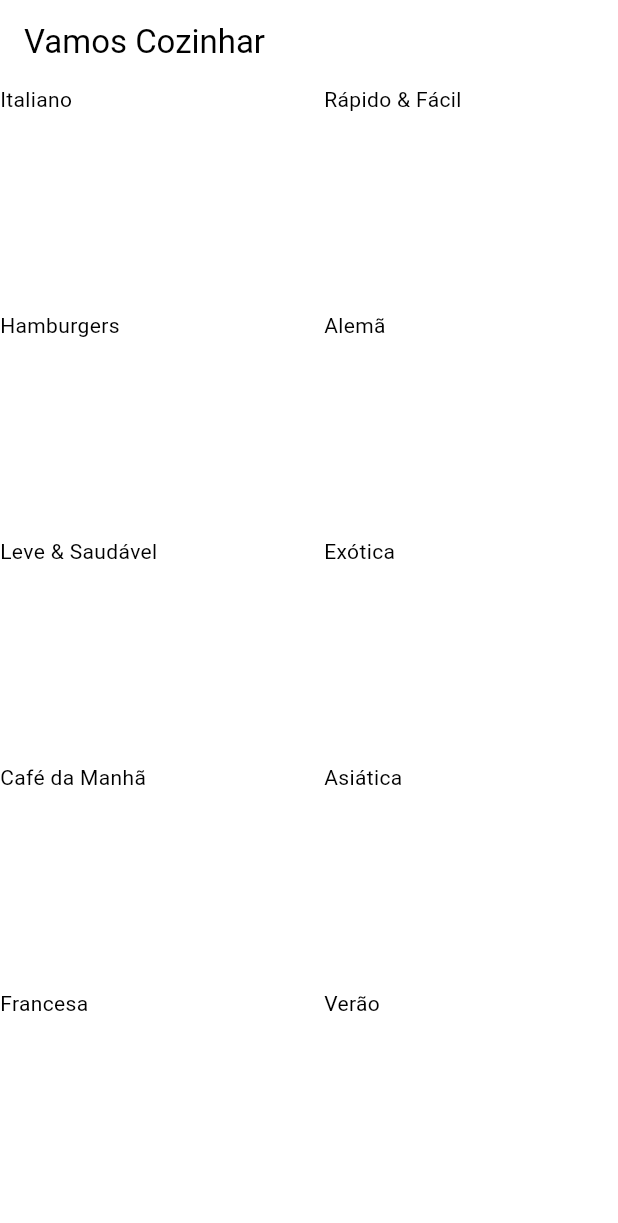
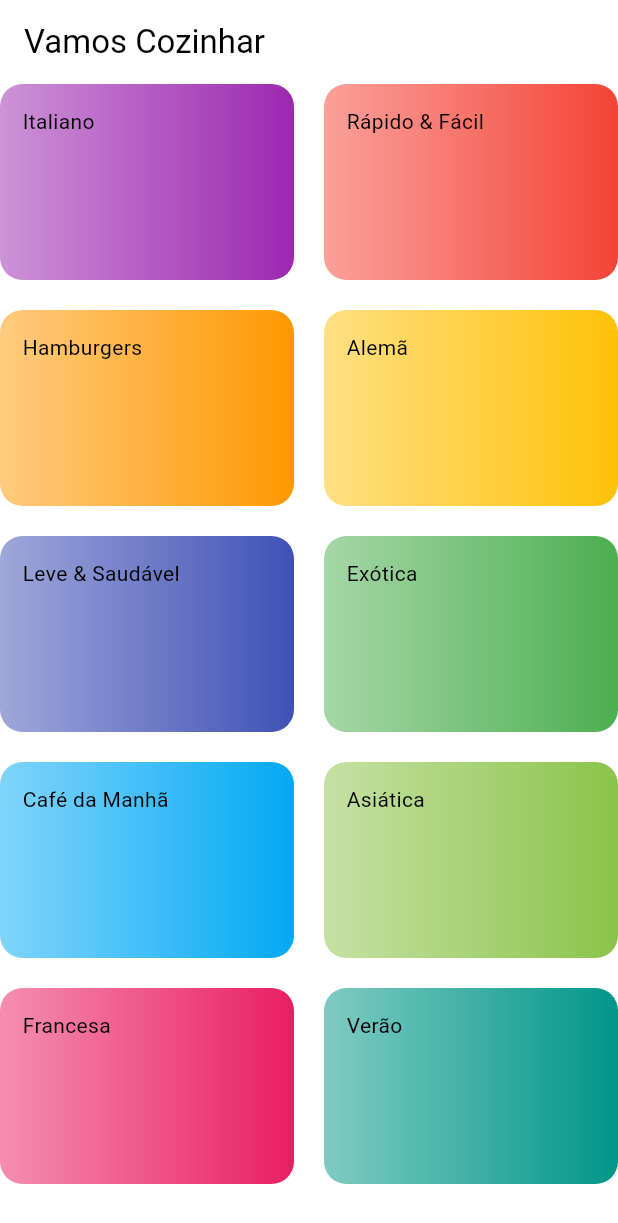
Before and after one commit to GoedertDalmolin/meals, a Flutter app: the screen it shows after launch, on a phone screen of 412 x 824 dp. Shown: the top 1223 px of the screen. Run offline on Flutter 3.47's test engine with Material 3 defaults, Android fonts, the phone set to English and light mode, and no system bars.

Commit message:
Defined decorations for category_item.dart

```diff
--- a/lib/components/category_item.dart
+++ b/lib/components/category_item.dart
@@ -8,7 +8,19 @@ class CategoryItem extends StatelessWidget {
 
   @override
   Widget build(BuildContext context) {
-    return SizedBox(
+    return Container(
+      padding: const EdgeInsets.all(15),
+      decoration: BoxDecoration(
+        borderRadius: BorderRadius.circular(15),
+        gradient: LinearGradient(
+          begin: Alignment.topLeft,
+          end: Alignment.topRight,
+          colors: [
+            category.color.withOpacity(0.5),
+            category.color,
+          ],
+        ),
+      ),
       child: Text(
         category.title,
       ),
```
